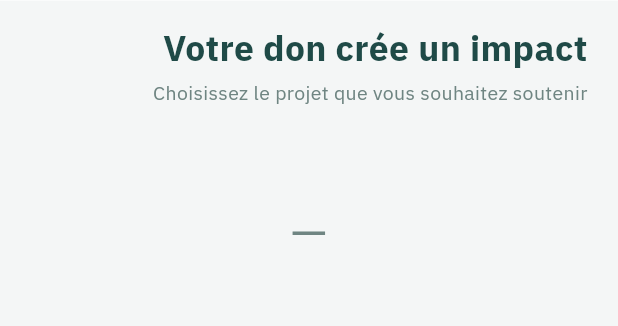
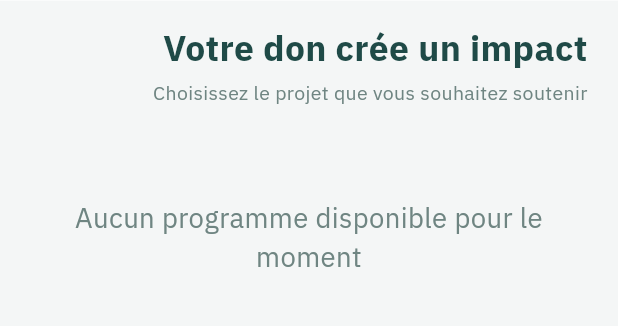
Before and after one commit to it-hadiyah/kiosk, a Flutter app: the ProjectsScreen screen opened directly with empty values, after a tap on "Français", on a phone screen of 412 x 824 dp, the part 107-433 px from its top. Run offline on Flutter 3.47's test engine with Material 3 defaults, Android fonts, the phone set to English and light mode, and no system bars.

Commit message:
Donor app: clear empty states; docs: design system, publish/release workflow

```diff
--- a/lib/l10n/strings.dart
+++ b/lib/l10n/strings.dart
@@ -73,6 +73,12 @@ class S {
     'Image unavailable',
     'تصویر دستیاب نہیں',
   );
+  String get emptyPrograms => _t(
+    'لا توجد برامج متاحة حالياً',
+    'Aucun programme disponible pour le moment',
+    'No programs are available right now',
+    'اس وقت کوئی پروگرام دستیاب نہیں',
+  );
   String get amountLabel => _t('المبلغ', 'Montant', 'Amount', 'رقم');
   String get continueToPay => _t(
     'المتابعة للدفع',
--- a/lib/screens/projects_screen.dart
+++ b/lib/screens/projects_screen.dart
@@ -110,9 +110,10 @@ class _ProjectsScreenState extends State<ProjectsScreen> {
                       padding: EdgeInsets.only(top: context.d(120)),
                       child: Center(
                         child: Text(
-                          '—',
+                          s.emptyPrograms,
+                          textAlign: TextAlign.center,
                           style: TextStyle(
-                            fontSize: context.d(80),
+                            fontSize: context.d(48),
                             color: HColors.muted,
                           ),
                         ),
```
Also changed, not shown: lib/screens/catalog_screen.dart (+15 -0 lines), 2 other files.
